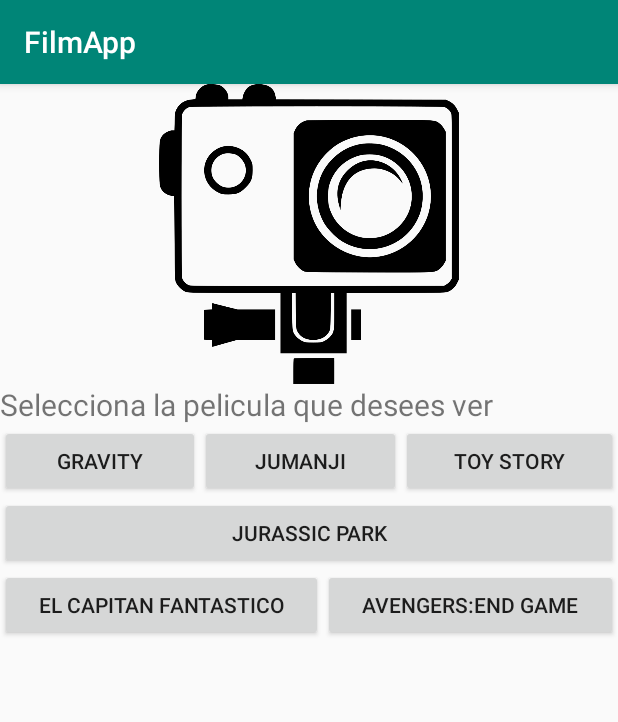
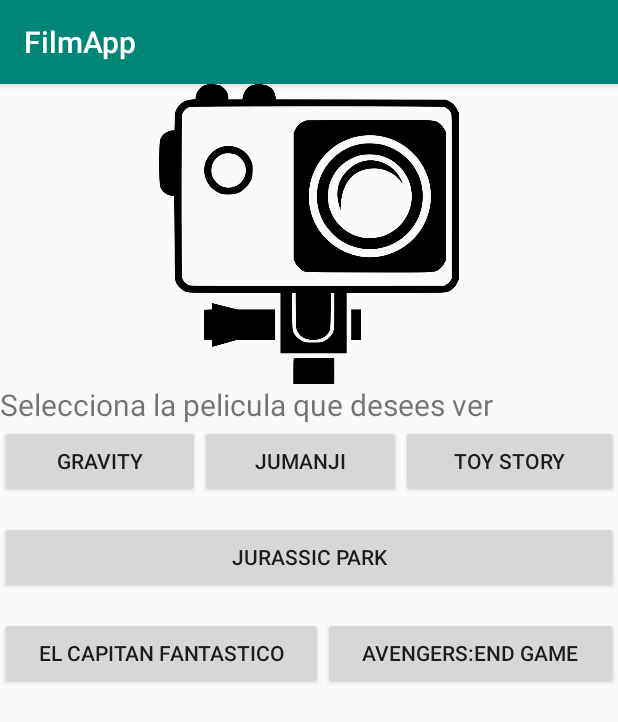
Before and after one commit to IamLAM/FilmApp, an Android app: the screen it shows after launch (MainActivity), on a phone screen of 412 x 824 dp. Shown: the top 722 px of the screen. Run offline under Robolectric (Android 15) with nearby library versions, the phone set to English and light mode, and no system bars.

Commit message:
linear layout has a margin top

```diff
--- a/app/src/main/res/layout/activity_main.xml
+++ b/app/src/main/res/layout/activity_main.xml
@@ -68,28 +68,24 @@
 
     </LinearLayout>
 
-    <LinearLayout
-        android:layout_width="match_parent"
-        android:layout_height="wrap_content"
-        android:orientation="horizontal"
 
-        >
 
         <Button
             android:layout_width="match_parent"
             android:layout_height="wrap_content"
             android:text="Jurassic Park"
+            android:layout_marginTop="16dp"
 
             />
 
 
 
-    </LinearLayout>
 
     <LinearLayout
         android:layout_width="match_parent"
         android:layout_height="wrap_content"
         android:orientation="horizontal"
+        android:layout_marginTop="16dp"
         >
 
         <Button
```
